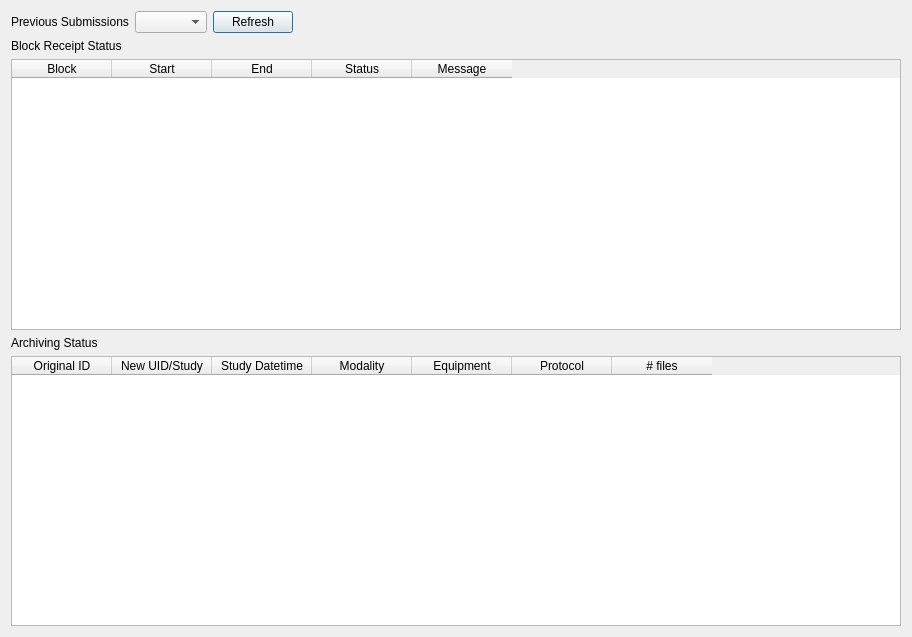
This is remotestatus.ui in gbook/nidbuploader as Qt 5 draws it before an edit. The edited form follows.
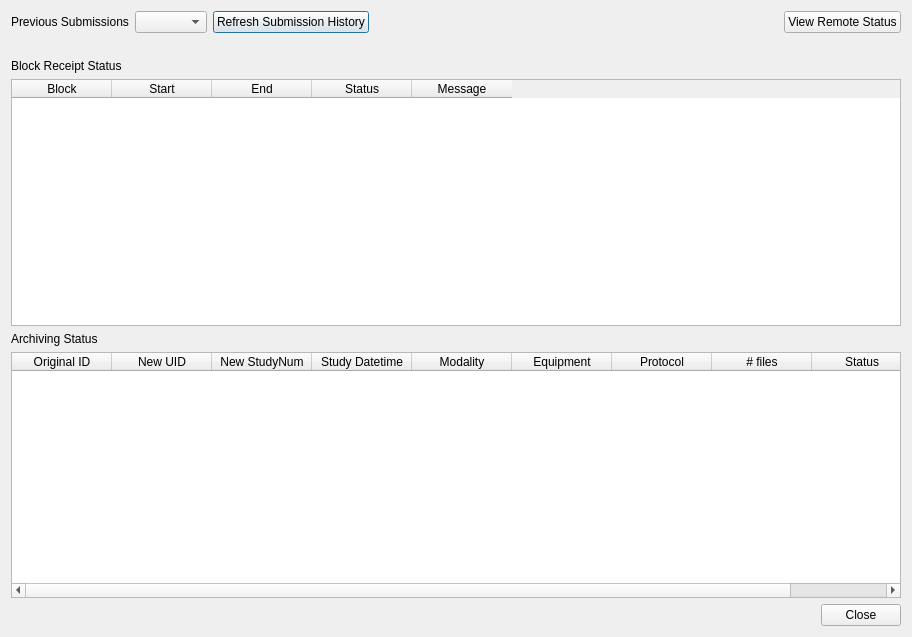
This is the edited form.

Commit message: added remote server transfer status

Patch:
```diff
--- a/remotestatus.ui
+++ b/remotestatus.ui
@@ -33,12 +33,12 @@
       <widget class="QPushButton" name="btnRefresh">
        <property name="maximumSize">
         <size>
-         <width>80</width>
+         <width>16777215</width>
          <height>16777215</height>
         </size>
        </property>
        <property name="text">
-        <string>Refresh</string>
+        <string>Refresh Submission History</string>
        </property>
       </widget>
      </item>
@@ -58,8 +58,25 @@
        </property>
       </spacer>
      </item>
+     <item>
+      <widget class="QPushButton" name="btnViewRemoteStatus">
+       <property name="text">
+        <string>View Remote Status</string>
+       </property>
+      </widget>
+     </item>
     </layout>
    </item>
+   <item>
+    <widget class="QLabel" name="lblStatus">
+     <property name="styleSheet">
+      <string notr="true">color: red</string>
+     </property>
+     <property name="text">
+      <string/>
+     </property>
+    </widget>
+   </item>
    <item>
     <widget class="QLabel" name="label">
      <property name="text">
@@ -112,7 +129,12 @@
      </column>
      <column>
       <property name="text">
-       <string>New UID/Study</string>
+       <string>New UID</string>
+      </property>
+     </column>
+     <column>
+      <property name="text">
+       <string>New StudyNum</string>
       </property>
      </column>
      <column>
@@ -140,8 +162,40 @@
        <string># files</string>
       </property>
      </column>
+     <column>
+      <property name="text">
+       <string>Status</string>
+      </property>
+     </column>
     </widget>
    </item>
+   <item>
+    <layout class="QHBoxLayout" name="horizontalLayout_2">
+     <property name="topMargin">
+      <number>0</number>
+     </property>
+     <item>
+      <spacer name="horizontalSpacer_2">
+       <property name="orientation">
+        <enum>Qt::Horizontal</enum>
+       </property>
+       <property name="sizeHint" stdset="0">
+        <size>
+         <width>40</width>
+         <height>20</height>
+        </size>
+       </property>
+      </spacer>
+     </item>
+     <item>
+      <widget class="QPushButton" name="btnClose">
+       <property name="text">
+        <string>Close</string>
+       </property>
+      </widget>
+     </item>
+    </layout>
+   </item>
   </layout>
  </widget>
  <resources/>
```
The commit also changes 36 other files.
